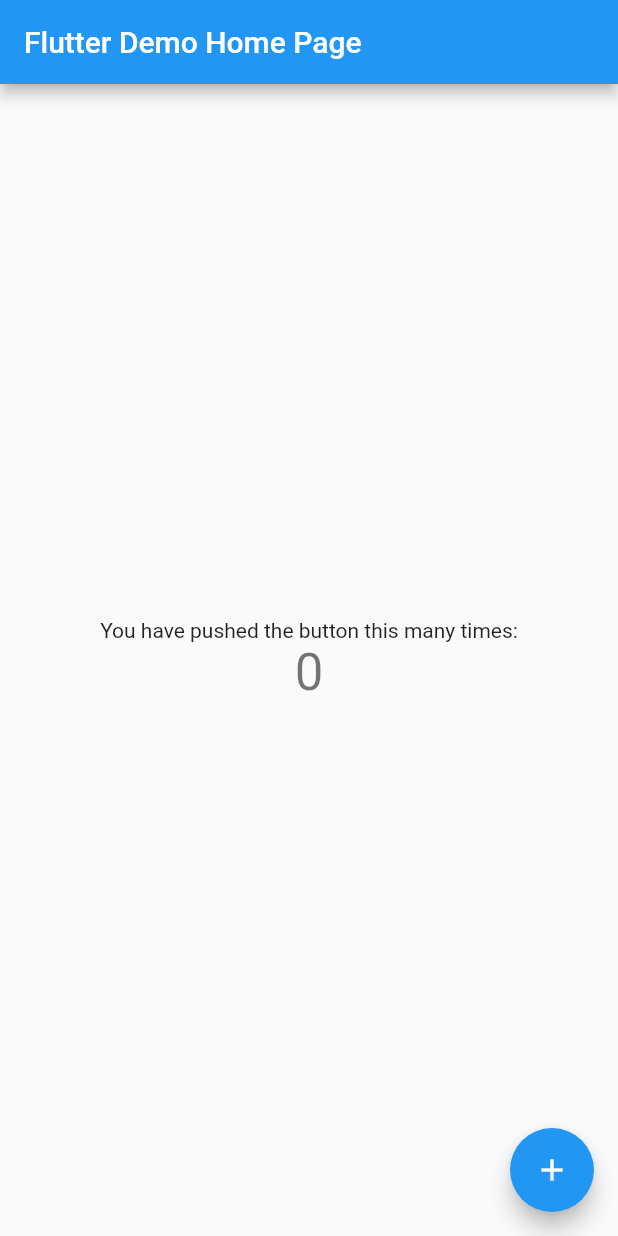
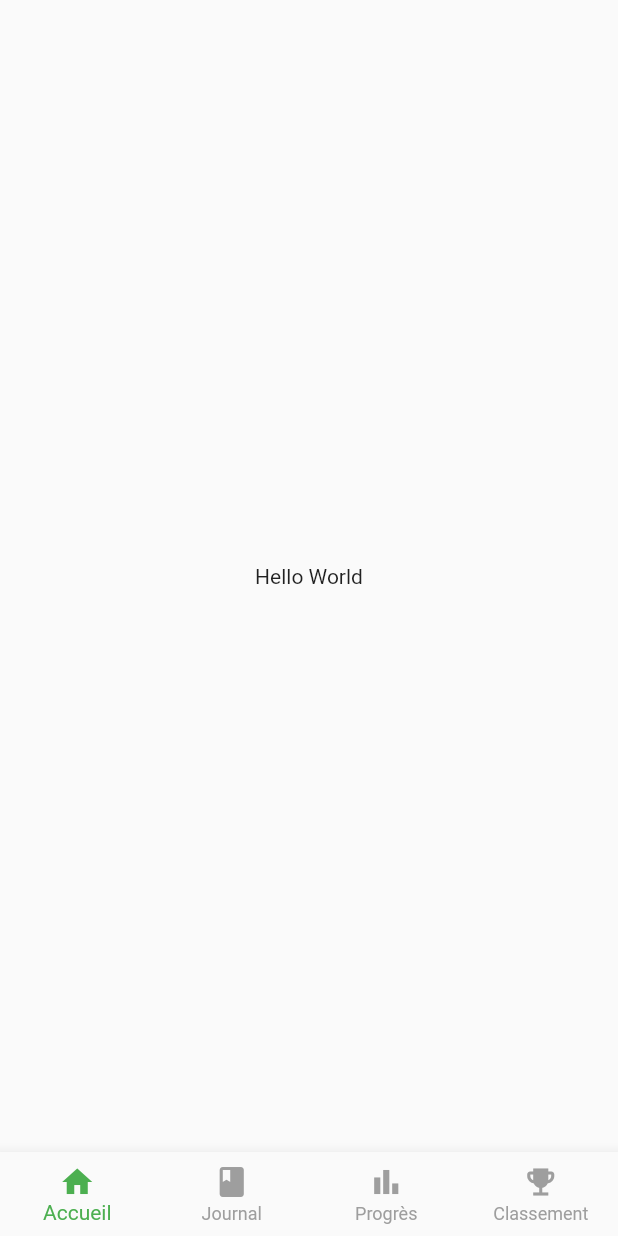
Before and after one commit to PintoJody/SmokeHelper, a Flutter app: the screen it shows after launch, on a phone screen of 412 x 824 dp. Run offline on Flutter 3.47's test engine with Material 2 defaults, Android fonts, the phone set to English and light mode, and no system bars.

Commit message:
add navBar widget

```diff
--- a/lib/main.dart
+++ b/lib/main.dart
@@ -1,4 +1,5 @@
 import 'package:flutter/material.dart';
+import 'view/home.dart';
 
 void main() {
   runApp(const MyApp());
@@ -11,105 +12,12 @@ class MyApp extends StatelessWidget {
   @override
   Widget build(BuildContext context) {
     return MaterialApp(
-      title: 'Flutter Demo',
+      title: 'SmokeHelper',
+      debugShowCheckedModeBanner: false,
       theme: ThemeData(
-        // This is the theme of your application.
-        //
-        // Try running your application with "flutter run". You'll see the
-        // application has a blue toolbar. Then, without quitting the app, try
-        // changing the primarySwatch below to Colors.green and then invoke
-        // "hot reload" (press "r" in the console where you ran "flutter run",
-        // or simply save your changes to "hot reload" in a Flutter IDE).
-        // Notice that the counter didn't reset back to zero; the application
-        // is not restarted.
-        primarySwatch: Colors.blue,
+        primaryColor: const Color.fromRGBO(85, 136, 111, 1),
       ),
-      home: const MyHomePage(title: 'Flutter Demo Home Page'),
+      home: const HomePage(),
     );
   }
 }
-
-class MyHomePage extends StatefulWidget {
-  const MyHomePage({super.key, required this.title});
-
-  // This widget is the home page of your application. It is stateful, meaning
-  // that it has a State object (defined below) that contains fields that affect
-  // how it looks.
-
-  // This class is the configuration for the state. It holds the values (in this
-  // case the title) provided by the parent (in this case the App widget) and
-  // used by the build method of the State. Fields in a Widget subclass are
-  // always marked "final".
-
-  final String title;
-
-  @override
-  State<MyHomePage> createState() => _MyHomePageState();
-}
-
-class _MyHomePageState extends State<MyHomePage> {
-  int _counter = 0;
-
-  void _incrementCounter() {
-    setState(() {
-      // This call to setState tells the Flutter framework that something has
-      // changed in this State, which causes it to rerun the build method below
-      // so that the display can reflect the updated values. If we changed
-      // _counter without calling setState(), then the build method would not be
-      // called again, and so nothing would appear to happen.
-      _counter++;
-    });
-  }
-
-  @override
-  Widget build(BuildContext context) {
-    // This method is rerun every time setState is called, for instance as done
-    // by the _incrementCounter method above.
-    //
-    // The Flutter framework has been optimized to make rerunning build methods
-    // fast, so that you can just rebuild anything that needs updating rather
-    // than having to individually change instances of widgets.
-    return Scaffold(
-      appBar: AppBar(
-        // Here we take the value from the MyHomePage object that was created by
-        // the App.build method, and use it to set our appbar title.
-        title: Text(widget.title),
-      ),
-      body: Center(
-        // Center is a layout widget. It takes a single child and positions it
-        // in the middle of the parent.
-        child: Column(
-          // Column is also a layout widget. It takes a list of children and
-          // arranges them vertically. By default, it sizes itself to fit its
-          // children horizontally, and tries to be as tall as its parent.
-          //
-          // Invoke "debug painting" (press "p" in the console, choose the
-          // "Toggle Debug Paint" action from the Flutter Inspector in Android
-          // Studio, or the "Toggle Debug Paint" command in Visual Studio Code)
-          // to see the wireframe for each widget.
-          //
-          // Column has various properties to control how it sizes itself and
-          // how it positions its children. Here we use mainAxisAlignment to
-          // center the children vertically; the main axis here is the vertical
-          // axis because Columns are vertical (the cross axis would be
-          // horizontal).
-          mainAxisAlignment: MainAxisAlignment.center,
-          children: <Widget>[
-            const Text(
-              'You have pushed the button this many times:',
-            ),
-            Text(
-              '$_counter',
-              style: Theme.of(context).textTheme.headline4,
-            ),
-          ],
-        ),
-      ),
-      floatingActionButton: FloatingActionButton(
-        onPressed: _incrementCounter,
-        tooltip: 'Increment',
-        child: const Icon(Icons.add),
-      ), // This trailing comma makes auto-formatting nicer for build methods.
-    );
-  }
-}
--- /dev/null
+++ b/lib/view/home.dart
@@ -0,0 +1,19 @@
+import 'package:flutter/material.dart';
+import 'package:smoke_helper/widget/BottomNavigationTabBarView.dart';
+
+class HomePage extends StatelessWidget {
+  const HomePage({super.key});
+
+  @override
+  Widget build(BuildContext context) {
+    return MaterialApp(
+      title: 'SmokeHelper',
+      home: Scaffold(
+        body: const Center(
+          child: Text('Hello World'),
+        ),
+      bottomNavigationBar: BottomNavigationTabBarView()
+    )
+    );
+  }
+}
--- /dev/null
+++ b/lib/widget/BottomNavigationTabBarView.dart
@@ -0,0 +1,37 @@
+import 'package:flutter/material.dart';
+
+class BottomNavigationTabBarView extends StatelessWidget {
+
+  @override
+  Widget build(BuildContext context) {
+    return bottomNavigationTabBarView();
+  }
+
+  BottomNavigationBar bottomNavigationTabBarView() {
+    const iconSize = 25.0;
+    return BottomNavigationBar(
+
+        selectedItemColor: Colors.green,
+        unselectedItemColor: Colors.grey,
+        type: BottomNavigationBarType.fixed,
+        items: const [
+          BottomNavigationBarItem(
+            icon: Icon(Icons.home),
+            label: 'Accueil',
+          ),
+          BottomNavigationBarItem(
+            icon: Icon(Icons.book),
+            label: 'Journal',
+          ),
+          BottomNavigationBarItem(
+            icon: Icon(Icons.bar_chart),
+            label: 'Progrès',
+          ),
+          BottomNavigationBarItem(
+            icon: Icon(Icons.emoji_events),
+            label: 'Classement',
+          ),
+        ]
+    );
+  }
+}
```
